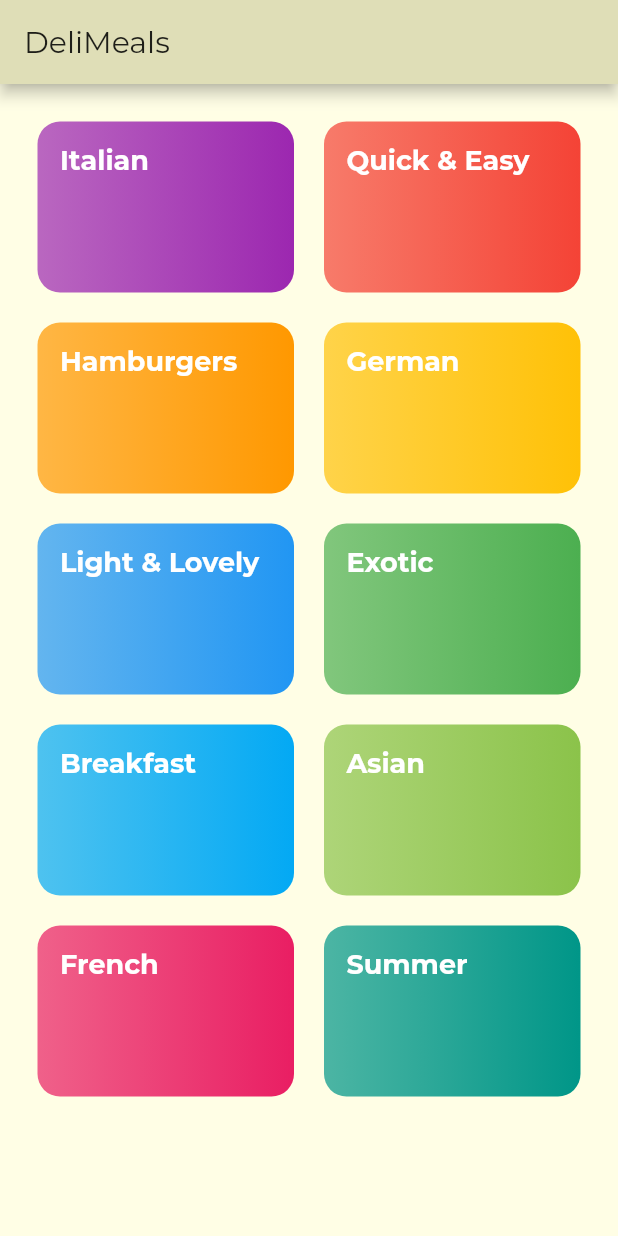
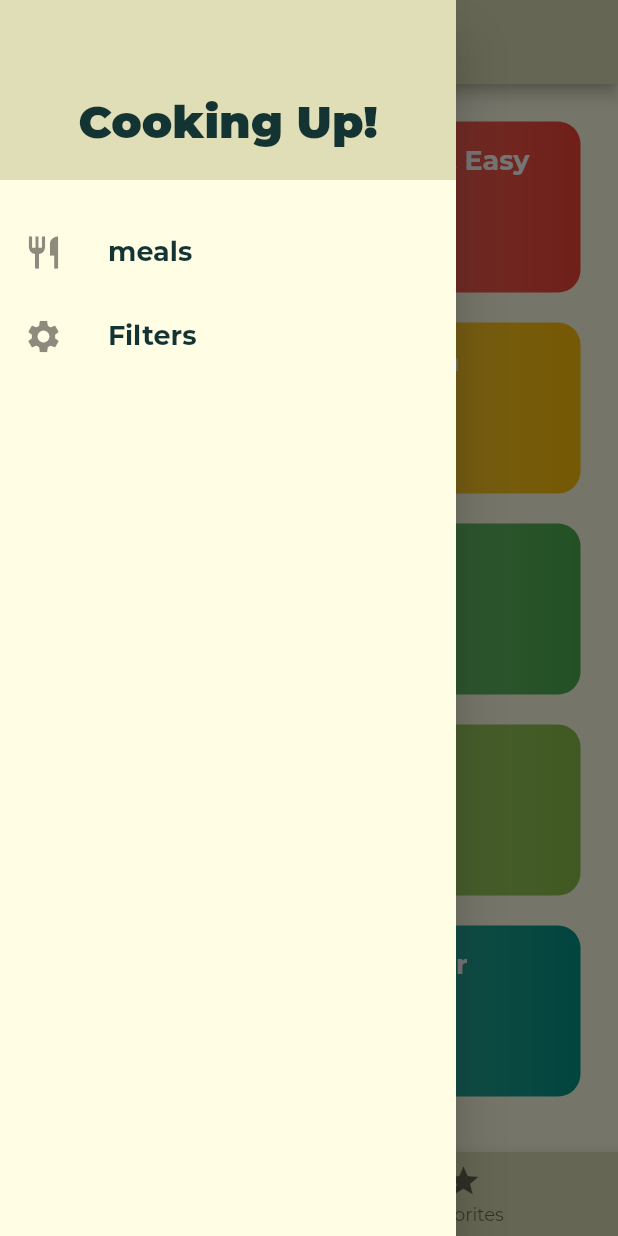
Before and after one commit to fooku/MealApp, a Flutter app: the screen it shows after launch, with the side drawer open (before the commit the screen has no drawer), on a phone screen of 412 x 824 dp. Run offline on Flutter 3.47's test engine with Material 2 defaults, Android fonts, the phone set to English and light mode, and no system bars.

Commit message:
add tabs screen, drawer

```diff
--- a/lib/main.dart
+++ b/lib/main.dart
@@ -1,7 +1,10 @@
 import 'package:flutter/material.dart';
+import 'package:meals_app/screens/filters_screen.dart';
 import 'package:meals_app/screens/meal_detail_screen.dart';
+import 'package:meals_app/screens/tebs_screen.dart';
 import './screens/categories_screen.dart';
 import './screens/category_meal_screen.dart';
+import 'package:flutter/services.dart';
 
 void main() => runApp(MyApp());
 
@@ -9,14 +12,21 @@ class MyApp extends StatelessWidget {
   @override
   Widget build(BuildContext context) {
     return MaterialApp(
+      darkTheme: ThemeData.dark(),
       title: 'DeliMeals',
       theme: ThemeData(
+          brightness: Brightness.light,
           primaryColor: Color.fromRGBO(223, 222, 183, 1),
           canvasColor: Color.fromRGBO(255, 254, 229, 1),
+          accentColor: Colors.redAccent,
           fontFamily: 'Montserrat',
           textTheme: ThemeData.light().textTheme.copyWith(
-              body1: TextStyle(color: Colors.white),
-              body2: TextStyle(color: Colors.black),
+              body1: TextStyle(
+                color: Color.fromRGBO(20, 51, 51, 1),
+              ),
+              body2: TextStyle(
+                color: Color.fromRGBO(20, 51, 51, 1),
+              ),
               title: TextStyle(
                   fontSize: 18,
                   fontFamily: "Montserrat",
@@ -24,9 +34,24 @@ class MyApp extends StatelessWidget {
                   fontWeight: FontWeight.bold))),
       initialRoute: '/',
       routes: {
-        '/': (cxt) => CategoriesScreen(),
+        '/': (cxt) => TabsScreen(),
         CategoryMealScreen.rounteName: (cxt) => CategoryMealScreen(),
         MealDetailScreen.routeName: (cxt) => MealDetailScreen(),
+        FiltersScreen.routeName: (cxt) => FiltersScreen(),
+      },
+      onGenerateRoute: (settings) {
+        print(settings.arguments);
+        // if (settings.name == '/meal-detail') {
+        //   return ...;
+        // } else if (settings.name == '/something-else') {
+        //   return ...;
+        // }
+        // return MaterialPageRoute(builder: (ctx) => CategoriesScreen(),);
+      },
+      onUnknownRoute: (settings) {
+        return MaterialPageRoute(
+          builder: (ctx) => CategoriesScreen(),
+        );
       },
     );
   }
--- a/lib/screens/categories_screen.dart
+++ b/lib/screens/categories_screen.dart
@@ -5,11 +5,7 @@ import '../dummy_data.dart';
 class CategoriesScreen extends StatelessWidget {
   @override
   Widget build(BuildContext context) {
-    return Scaffold(
-      appBar: AppBar(
-        title: const Text("DeliMeals"),
-      ),
-      body: GridView(
+    return GridView(
       padding: const EdgeInsets.all(25),
       children: DUMMY_DATA
           .map(((catData) => CategoryItem(
@@ -20,7 +16,6 @@ class CategoriesScreen extends StatelessWidget {
           childAspectRatio: 3 / 2,
           crossAxisSpacing: 20,
           mainAxisSpacing: 20),
-      ),
     );
   }
 }
--- a/lib/screens/category_meal_screen.dart
+++ b/lib/screens/category_meal_screen.dart
@@ -26,6 +26,7 @@ class CategoryMealScreen extends StatelessWidget {
         itemBuilder: (ctx, index) {
           final meal = categoryMeal[index];
           return MealItem(
+            id: meal.id,
             title: meal.title,
             imageUrl: meal.imageUrl,
             duration: meal.duration,
--- /dev/null
+++ b/lib/screens/tebs_screen.dart
@@ -0,0 +1,61 @@
+import 'package:flutter/material.dart';
+import '../widgets/main_drawer.dart';
+
+import './favorites_screen.dart';
+import './categories_screen.dart';
+
+class TabsScreen extends StatefulWidget {
+  @override
+  _TabsScreenState createState() => _TabsScreenState();
+}
+
+class _TabsScreenState extends State<TabsScreen> {
+  final List<Map<String, Object>> _pages = [
+    {
+      'page': CategoriesScreen(),
+      'title': 'Categories',
+    },
+    {
+      'page': FavoritesScreen(),
+      'title': 'Your Favorite',
+    },
+  ];
+  int _selectedPageIndex = 0;
+
+  void _selectPage(int index) {
+    setState(() {
+      _selectedPageIndex = index;
+    });
+  }
+
+  @override
+  Widget build(BuildContext context) {
+    return Scaffold(
+      appBar: AppBar(
+        title: Text(_pages[_selectedPageIndex]['title']),
+      ),
+      drawer: MainDrawer(),
+      body: _pages[_selectedPageIndex]['page'],
+      bottomNavigationBar: BottomNavigationBar(
+        onTap: _selectPage,
+        backgroundColor: Theme.of(context).primaryColor,
+        // unselectedItemColor: Colors.white,
+        selectedItemColor: Theme.of(context).accentColor,
+        currentIndex: _selectedPageIndex,
+        // type: BottomNavigationBarType.fixed,
+        items: [
+          BottomNavigationBarItem(
+            backgroundColor: Theme.of(context).primaryColor,
+            icon: Icon(Icons.category),
+            title: Text('Categories'),
+          ),
+          BottomNavigationBarItem(
+            backgroundColor: Theme.of(context).primaryColor,
+            icon: Icon(Icons.star),
+            title: Text('Favorites'),
+          ),
+        ],
+      ),
+    );
+  }
+}
--- /dev/null
+++ b/lib/widgets/main_drawer.dart
@@ -0,0 +1,51 @@
+import 'package:flutter/material.dart';
+import 'package:meals_app/screens/filters_screen.dart';
+
+class MainDrawer extends StatelessWidget {
+  Widget buildListTile(String title, IconData icon, Function tapHendler) {
+    return ListTile(
+      leading: Icon(
+        icon,
+        size: 26,
+      ),
+      title: Text(
+        title,
+        style: TextStyle(
+            fontSize: 18,
+            fontFamily: "Montserrat",
+            fontWeight: FontWeight.bold),
+      ),
+      onTap: tapHendler,
+    );
+  }
+
+  @override
+  Widget build(BuildContext context) {
+    return Drawer(
+      child: Column(
+        children: <Widget>[
+          Container(
+            height: 120,
+            width: double.infinity,
+            padding: EdgeInsets.all(20),
+            alignment: Alignment.bottomCenter,
+            color: Theme.of(context).primaryColor,
+            child: Text(
+              'Cooking Up!',
+              style: TextStyle(fontWeight: FontWeight.w900, fontSize: 30),
+            ),
+          ),
+          SizedBox(
+            height: 20,
+          ),
+          buildListTile('meals', Icons.restaurant, () {
+            Navigator.of(context).pushNamed('/');
+          }),
+          buildListTile('Filters', Icons.settings, () {
+            Navigator.of(context).pushNamed(FiltersScreen.routeName);
+          })
+        ],
+      ),
+    );
+  }
+}
```
Also changed, not shown: lib/screens/favorites_screen.dart (added, +8 -0 lines), lib/screens/filters_screen.dart (added, +10 -0 lines), lib/screens/meal_detail_screen.dart (+73 -1 lines), lib/widgets/meal_item.dart (+9 -6 lines), 3 other files. Lines whose indentation alone changed are shown as unchanged.
